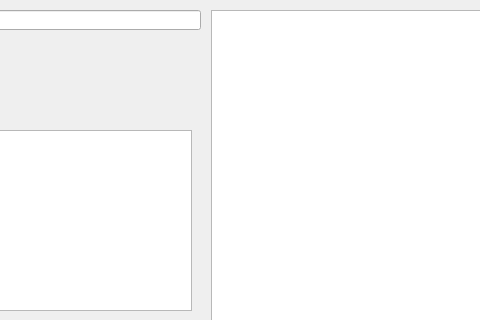
0xt1m/LyricVerse, file addSongWindow.ui: the form before one commit; both pictures show x 119 to 599 and y 0 to 320 of the 738 by 540 pixel window.
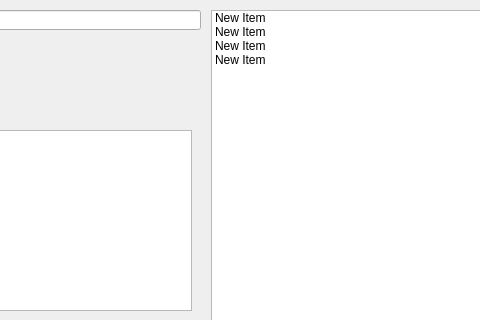
The form after the commit.

What changed in the file:
```diff
--- a/addSongWindow.ui
+++ b/addSongWindow.ui
@@ -13,6 +13,9 @@
   <property name="windowTitle">
    <string>New Song</string>
   </property>
+  <property name="styleSheet">
+   <string notr="true"/>
+  </property>
   <widget class="QWidget" name="centralwidget">
    <widget class="QLineEdit" name="song_title">
     <property name="geometry">
@@ -84,6 +87,26 @@
     <property name="uniformItemSizes">
      <bool>false</bool>
     </property>
+    <item>
+     <property name="text">
+      <string>New Item</string>
+     </property>
+    </item>
+    <item>
+     <property name="text">
+      <string>New Item</string>
+     </property>
+    </item>
+    <item>
+     <property name="text">
+      <string>New Item</string>
+     </property>
+    </item>
+    <item>
+     <property name="text">
+      <string>New Item</string>
+     </property>
+    </item>
    </widget>
    <widget class="QPlainTextEdit" name="text_input">
     <property name="geometry">
```
